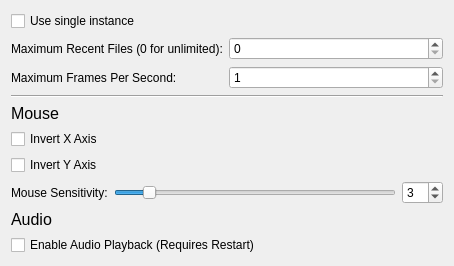
First picture: the form in src/tools/hlam/ui/options/OptionsPageGeneral.ui, repository SamVanheer/HalfLifeAssetManager, before the edit.
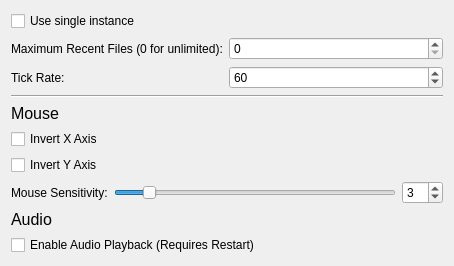
Second picture: the form after the edit.

Commit message: Rework max fps to be tick rate instead. Setting does not affect frame rate, only the frequency at which objects update

What changed in the file:
```diff
--- a/src/tools/hlam/ui/options/OptionsPageGeneral.ui
+++ b/src/tools/hlam/ui/options/OptionsPageGeneral.ui
@@ -48,6 +48,9 @@
      <property name="maximum">
       <number>1000</number>
      </property>
+     <property name="value">
+      <number>60</number>
+     </property>
     </widget>
    </item>
    <item row="1" column="1">
@@ -95,7 +98,7 @@
    <item row="2" column="0">
     <widget class="QLabel" name="label_3">
      <property name="text">
-      <string>Maximum Frames Per Second:</string>
+      <string>Tick Rate:</string>
      </property>
     </widget>
    </item>
```
Left out of the diff: 2 changed lines with no effect on the pictures. The commit also changes 4 other files.
